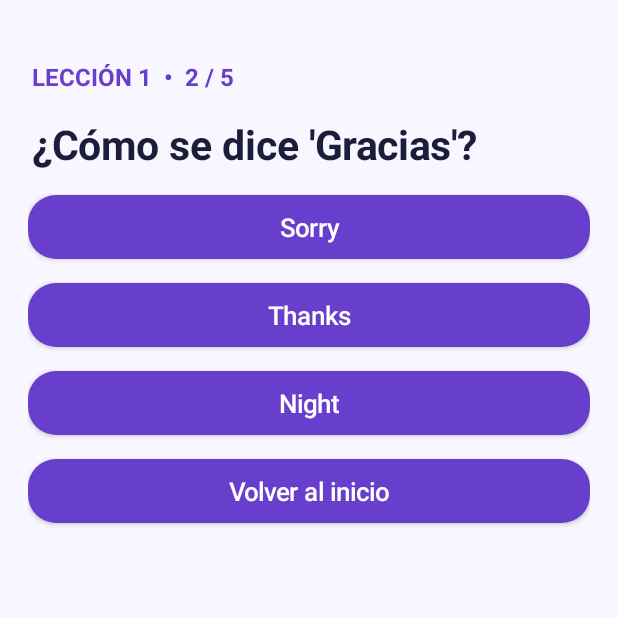
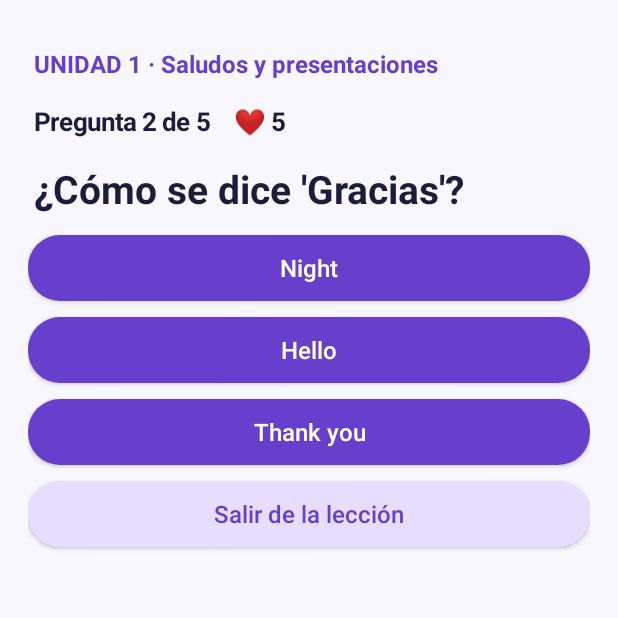
Before and after one commit to ramiroesneiderramiro-lang/literate-octo-waffle, an Android app: the screen it shows after launch (MainActivity), after a tap on "CONTINUAR", on a phone screen of 412 x 824 dp, the top half of it. Run offline under Robolectric (Android 15) with nearby library versions, the phone set to English and light mode, and no system bars; 2 other taps on this screen came first.

Commit message:
Implementar recorrido de cinco unidades, desbloqueo, XP, racha y progreso

```diff
--- a/app/src/main/java/com/inglesencasaya/app/MainActivity.java
+++ b/app/src/main/java/com/inglesencasaya/app/MainActivity.java
@@ -2,110 +2,126 @@ package com.inglesencasaya.app;
 
 import android.app.Activity;
 import android.os.Bundle;
+import android.content.SharedPreferences;
 import android.graphics.Color;
 import android.graphics.Typeface;
 import android.graphics.drawable.GradientDrawable;
 import android.view.Gravity;
-import android.view.View;
 import android.widget.Button;
 import android.widget.LinearLayout;
 import android.widget.ScrollView;
 import android.widget.TextView;
-import android.content.SharedPreferences;
+import java.time.LocalDate;
+import java.time.temporal.ChronoUnit;
 
 public class MainActivity extends Activity {
-    private final int purple = Color.rgb(104, 63, 204);
-    private final int ink = Color.rgb(28, 29, 58);
+    private final int purple = Color.rgb(104,63,204), ink = Color.rgb(28,29,58);
+    private final String[] units = {"Saludos y presentaciones", "Familia y hogar", "Comida y compras", "Viajes y direcciones", "Conversaciones cotidianas"};
+    private final String[][] questions = {
+        {"¿Cómo se dice 'Hola'?","¿Cómo se dice 'Gracias'?","¿Cómo se dice 'Buenos días'?","¿Cómo se dice 'Adiós'?","¿Cómo se dice 'Por favor'?"},
+        {"¿Cómo se dice 'Casa'?","¿Cómo se dice 'Madre'?","¿Cómo se dice 'Padre'?","¿Cómo se dice 'Hermana'?","¿Cómo se dice 'Familia'?"},
+        {"¿Cómo se dice 'Agua'?","¿Cómo se dice 'Pan'?","¿Cómo se dice 'Manzana'?","¿Cómo se dice 'Leche'?","¿Cómo se dice 'Comprar'?"},
+        {"¿Cómo se dice 'Aeropuerto'?","¿Cómo se dice 'Tren'?","¿Cómo se dice 'Izquierda'?","¿Cómo se dice 'Derecha'?","¿Cómo se dice 'Boleto'?"},
+        {"¿Cómo se dice '¿Cómo estás?'?","¿Cómo se dice 'Estoy bien'?","¿Cómo se dice 'Hasta mañana'?","¿Cómo se dice 'Nos vemos'?","¿Cómo se dice 'Disculpa'?"},
+    };
+    private final String[][] answers = {
+        {"Hello","Thank you","Good morning","Goodbye","Please"},
+        {"House","Mother","Father","Sister","Family"},
+        {"Water","Bread","Apple","Milk","Buy"},
+        {"Airport","Train","Left","Right","Ticket"},
+        {"How are you?","I am fine","See you tomorrow","See you","Excuse me"},
+    };
+    private final String[][] distractors = {
+        {"Goodbye","Sorry"},{"Night","Hello"},{"Good night","Thank you"},{"Welcome","Please"},{"Thanks","Bye"},
+        {"Car","School"},{"Sister","Brother"},{"Uncle","Mother"},{"Brother","Father"},{"Friends","House"},
+        {"Milk","Bread"},{"Water","Rice"},{"Orange","Potato"},{"Juice","Apple"},{"Sell","Eat"},
+        {"Station","Hotel"},{"Bus","Plane"},{"Right","Straight"},{"Left","Near"},{"Map","Passport"},
+        {"Where are you?","What is this?"},{"I am hungry","I am late"},{"Good night","Good morning"},{"Come here","Go away"},{"Welcome","Goodbye"}
+    };
+    private SharedPreferences prefs;
     private LinearLayout root;
-    private SharedPreferences prefs;
-    private int question = 0;
-    private int correct = 0;
-    private final String[] prompts = {"¿Cómo se dice 'Hola'?", "¿Cómo se dice 'Gracias'?", "¿Cómo se dice 'Casa'?", "¿Cómo se dice 'Agua'?", "¿Cómo se dice 'Libro'?"};
-    private final String[][] options = {{"Hello", "Goodbye", "Please"}, {"Sorry", "Thanks", "Night"}, {"House", "Car", "School"}, {"Bread", "Water", "Milk"}, {"Book", "Table", "Chair"}};
-    private final int[] answers = {0,1,0,1,0};
+    private int unit=0, question=0, correct=0, hearts=5;
 
-    @Override public void onCreate(Bundle state) {
-        super.onCreate(state);
-        prefs = getSharedPreferences("progreso", MODE_PRIVATE);
-        home();
+    @Override public void onCreate(Bundle b) {super.onCreate(b);prefs=getSharedPreferences("learning_v2",MODE_PRIVATE);home();}
+    private GradientDrawable shape(int color) {GradientDrawable d=new GradientDrawable();d.setColor(color);d.setCornerRadius(32);return d;}
+    private void screen() {
+        ScrollView scroll=new ScrollView(this);scroll.setFillViewport(true);scroll.setBackgroundColor(Color.rgb(248,247,255));
+        root=new LinearLayout(this);root.setOrientation(LinearLayout.VERTICAL);root.setPadding(28,35,28,28);
+        scroll.addView(root);setContentView(scroll);
     }
-    private GradientDrawable bg(int color, int radius) {
-        GradientDrawable d = new GradientDrawable();
-        d.setColor(color);
-        d.setCornerRadius(radius);
-        return d;
+    private TextView label(String s,int size,boolean bold) {
+        TextView t=new TextView(this);t.setText(s);t.setTextSize(size);t.setTextColor(ink);
+        if(bold)t.setTypeface(null,Typeface.BOLD);t.setPadding(6,12,6,12);root.addView(t);return t;
     }
-    private void screen() {
-        ScrollView scroll = new ScrollView(this);
-        scroll.setFillViewport(true);
-        scroll.setBackgroundColor(Color.rgb(248, 247, 255));
-        root = new LinearLayout(this);
-        root.setOrientation(LinearLayout.VERTICAL);
-        root.setPadding(28, 48, 28, 28);
-        scroll.addView(root);
-        setContentView(scroll);
+    private void button(String s,Runnable action,boolean secondary) {
+        Button b=new Button(this);b.setAllCaps(false);b.setText(s);b.setTextSize(16);
+        b.setTextColor(secondary?purple:Color.WHITE);b.setBackground(shape(secondary?Color.rgb(231,222,255):purple));
+        LinearLayout.LayoutParams p=new LinearLayout.LayoutParams(-1,66);p.setMargins(0,8,0,8);root.addView(b,p);
+        b.setOnClickListener(v->action.run());
     }
-    private TextView text(String value, int size, boolean bold) {
-        TextView t = new TextView(this);
-        t.setText(value);
-        t.setTextSize(size);
-        t.setTextColor(ink);
-        if (bold) t.setTypeface(null, Typeface.BOLD);
-        t.setPadding(4, 12, 4, 12);
-        root.addView(t);
-        return t;
+    private int unlocked(){return prefs.getInt("unlocked",0);}
+    private void home(){
+        screen();label("✦ INGLÉS EN CASA YA",18,true).setTextColor(purple);
+        label("Tu camino hacia el inglés",28,true);
+        label("🔥 Racha: "+prefs.getInt("streak",0)+" días    ⭐ XP: "+prefs.getInt("xp",0),18,true);
+        label("RECORRIDO DE APRENDIZAJE",16,true).setTextColor(purple);
+        for(int i=0;i<units.length;i++){
+            final int index=i;
+            boolean open=i<=unlocked();
+            label("UNIDAD "+(i+1)+" · "+units[i],19,true);
+            button(open?(prefs.getBoolean("done_"+i,false)?"✓ Repasar unidad":"▶ Empezar lección"):"🔒 Completa la unidad anterior",()->{if(open)start(index);},!open);
+        }
+        button("Mi progreso",this::profile,true);
     }
-    private void button(String label, Runnable action) {
-        Button b = new Button(this);
-        b.setAllCaps(false);
-        b.setText(label);
-        b.setTextSize(17);
-        b.setTextColor(Color.WHITE);
-        b.setBackground(bg(purple, 28));
-        LinearLayout.LayoutParams p = new LinearLayout.LayoutParams(-1, 64);
-        p.setMargins(0, 12, 0, 12);
-        root.addView(b, p);
-        b.setOnClickListener(v -> action.run());
+    private void profile(){
+        screen();label("Mi progreso",28,true);
+        label("⭐ Experiencia total: "+prefs.getInt("xp",0)+" XP",20,false);
+        label("🔥 Racha actual: "+prefs.getInt("streak",0)+" días",20,false);
+        int count=0;for(int i=0;i<units.length;i++)if(prefs.getBoolean("done_"+i,false))count++;
+        label("🏆 Unidades completadas: "+count+" de "+units.length,20,false);
+        button("Volver al recorrido",this::home,false);
     }
-    private void home() {
-        screen();
-        TextView brand = text("✦ INGLÉS EN CASA YA", 18, true);
-        brand.setTextColor(purple);
-        text("Aprende inglés a tu ritmo", 30, true);
-        text("Lecciones cortas, progreso real y una experiencia diseñada para ti.", 17, false);
-        text("🏆 Lecciones completadas: " + prefs.getInt("lessons", 0), 19, true);
-        text("Nivel 1 · Palabras esenciales", 23, true);
-        button("Comenzar lección", () -> {question = 0; correct = 0; quiz();});
-        text("Próximamente: más niveles, audio y recompensas.", 15, false);
+    private void start(int index){unit=index;question=0;correct=0;hearts=5;quiz();}
+    private void quiz(){
+        screen();label("UNIDAD "+(unit+1)+" · "+units[unit],16,true).setTextColor(purple);
+        label("Pregunta "+(question+1)+" de "+questions[unit].length+"    ❤️ "+hearts,17,true);
+        label(questions[unit][question],26,true);
+        int slot=unit*5+question;
+        String right=answers[unit][question];
+        String[] opts={right,distractors[slot][0],distractors[slot][1]};
+        int shift=(question+unit)%3;
+        for(int i=0;i<3;i++){String option=opts[(i+shift)%3];button(option,()->respond(option.equals(right)),false);}
+        button("Salir de la lección",this::home,true);
     }
-    private void quiz() {
-        screen();
-        text("LECCIÓN 1  •  " + (question + 1) + " / " + prompts.length, 16, true).setTextColor(purple);
-        text(prompts[question], 27, true);
-        for (int i = 0; i < options[question].length; i++) {
-            final int choice = i;
-            button(options[question][i], () -> answer(choice));
+    private void respond(boolean right){
+        if(right)correct++;else hearts--;
+        String answer=answers[unit][question];
+        new android.app.AlertDialog.Builder(this).setTitle(right?"¡Muy bien! 🎉":"Sigue practicando")
+            .setMessage(right?"Respuesta correcta.":"La respuesta correcta es: "+answer)
+            .setCancelable(false).setPositiveButton("Continuar",(d,w)->{
+                question++;
+                if(hearts==0){screen();label("❤️ Sin corazones",26,true);label("Vuelve a intentarlo para continuar.",17,false);button("Reintentar",()->start(unit),false);}
+                else if(question<questions[unit].length)quiz();else finish();
+            }).show();
+    }
+    private void finish(){
+        int xp=correct*10;
+        prefs.edit().putInt("xp",prefs.getInt("xp",0)+xp).putBoolean("done_"+unit,true)
+            .putInt("unlocked",Math.max(unlocked(),Math.min(unit+1,units.length-1))).apply();
+        updateStreak();
+        screen();label("🎉 ¡Lección completada!",28,true);
+        label("⭐ +"+xp+" XP · "+correct+" de "+questions[unit].length+" respuestas correctas",20,true);
+        button("Continuar aprendiendo",this::home,false);
+        button("Repasar esta unidad",()->start(unit),true);
+    }
+    private void updateStreak(){
+        LocalDate now=LocalDate.now();String previous=prefs.getString("lastDay","");
+        int streak=prefs.getInt("streak",0);
+        if(!previous.equals(now.toString())){
+            try{long diff=ChronoUnit.DAYS.between(LocalDate.parse(previous),now);streak=diff==1?streak+1:1;}
+            catch(Exception e){streak=1;}
+            prefs.edit().putString("lastDay",now.toString()).putInt("streak",streak).apply();
         }
-        button("Volver al inicio", this::home);
     }
-    private void answer(int selected) {
-        boolean ok = selected == answers[question];
-        if (ok) correct++;
-        new android.app.AlertDialog.Builder(this)
-            .setTitle(ok ? "¡Correcto! 🎉" : "Sigue practicando")
-            .setMessage(ok ? "¡Muy bien!" : "Respuesta: " + options[question][answers[question]])
-            .setPositiveButton("Continuar", (d, w) -> {
-                question++;
-                if (question < prompts.length) quiz(); else finishLesson();
-            }).setCancelable(false).show();
-    }
-    private void finishLesson() {
-        prefs.edit().putInt("lessons", prefs.getInt("lessons", 0) + 1).apply();
-        screen();
-        text("🎉 ¡Lección completada!", 29, true);
-        text("Respuestas correctas: " + correct + " de " + prompts.length, 21, false);
-        button("Volver al inicio", this::home);
-        button("Repetir lección", () -> {question = 0; correct = 0; quiz();});
-    }
-    @Override public void onBackPressed() { home(); }
+    @Override public void onBackPressed(){home();}
 }
```
